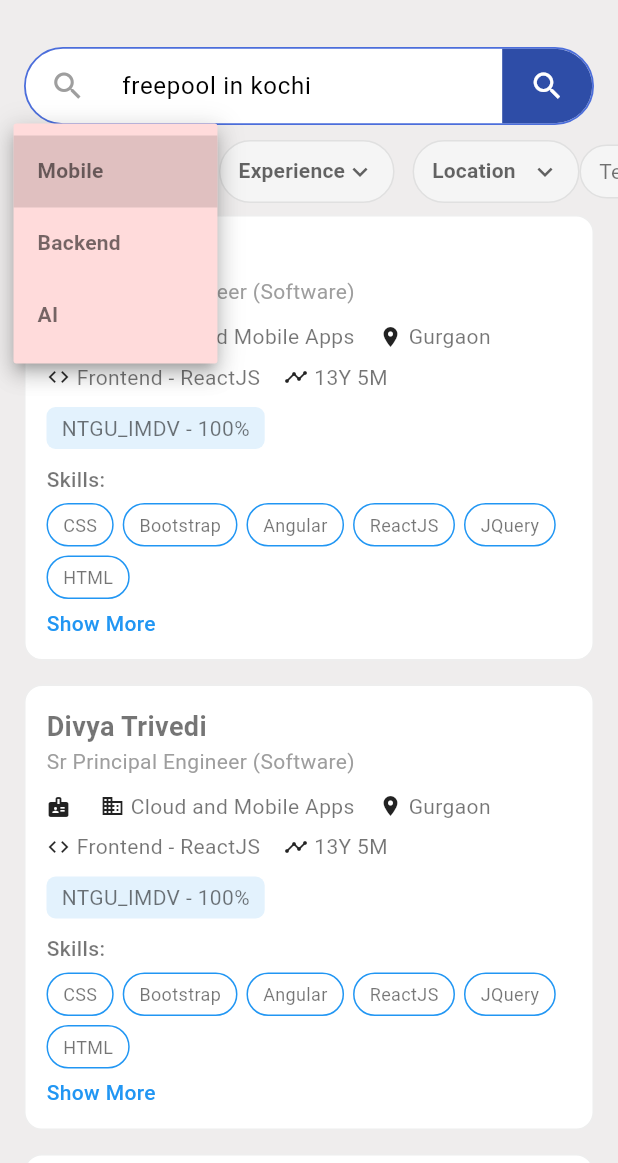
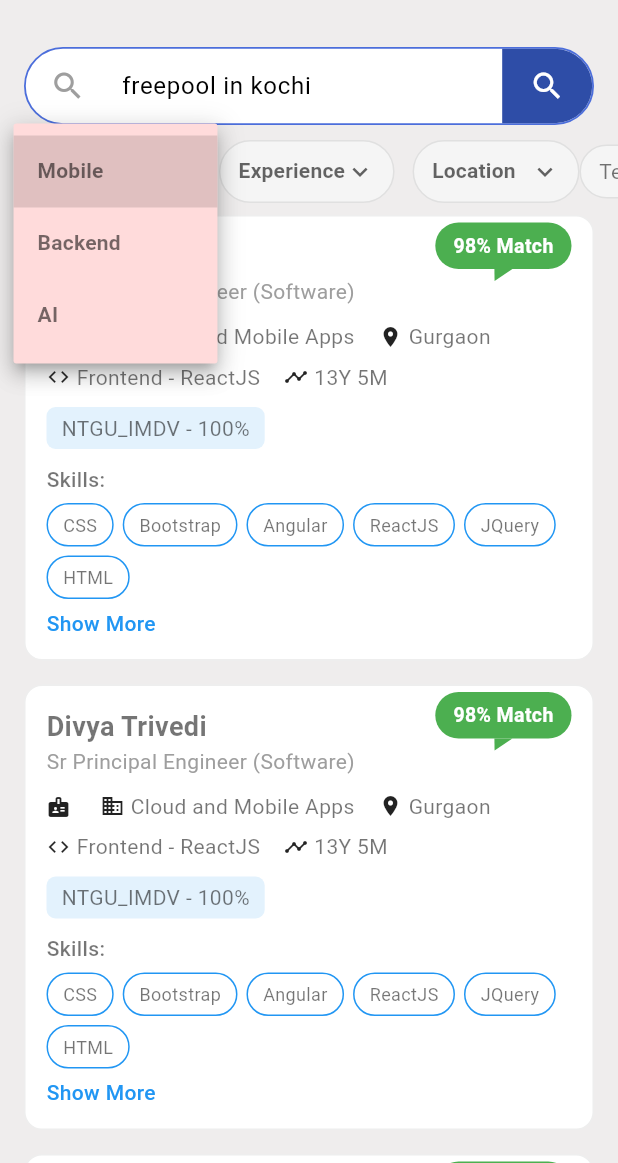
Before and after one commit to rajalekshmir-dev/hrms_roster, a Flutter app: the screen it shows after launch, after a tap on "Department", on a phone screen of 412 x 824 dp, the part 73-1236 px from its top. Run offline on Flutter 3.47's test engine with Material 3 defaults, Android fonts, the phone set to English and light mode, and no system bars; our stand-ins replace bloc.

Commit message:
search ui page

```diff
--- a/lib/core/constant/colors.dart
+++ b/lib/core/constant/colors.dart
@@ -26,6 +26,7 @@ class AppColors {
 
   static const kAssistantBaseStart = Color(0xFFFFF1E6);
   static const kAssistantBaseEnd = Color(0xFFFDD6D6);
+  static const kSkillsMatch = Color(0xFF2E452E);
 
   static const kAssistantGlowPrimary = Color(0x99FFB4B4);
   static const kAssistantGlowSecondary = Color(0x73FFDABE);
--- a/lib/features/search_info/presentation/widgets/EmployeeCard.dart
+++ b/lib/features/search_info/presentation/widgets/EmployeeCard.dart
@@ -2,16 +2,37 @@ import 'package:flutter/material.dart';
 
 import '../../data/models/search_info_model.dart';
 import 'employee_card_expended.dart';
+import 'match_badge.dart';
+import 'match_score_liner_bar.dart';
 
-class EmployeeCard extends StatelessWidget {
+class EmployeeCard extends StatefulWidget {
   final EmployeeModel employee;
 
   const EmployeeCard({super.key, required this.employee});
 
   @override
+  State<EmployeeCard> createState() => _EmployeeCardState();
+}
+
+class _EmployeeCardState extends State<EmployeeCard>
+    with TickerProviderStateMixin {
+  bool expanded = false;
+
+  @override
   Widget build(BuildContext context) {
-    return RepaintBoundary(
-      child: Container(
+    final employee = widget.employee;
+
+    return GestureDetector(
+      onTap: () {
+        setState(() {
+          expanded = !expanded;
+        });
+      },
+
+      child: RepaintBoundary(
+        child: AnimatedContainer(
+          duration: const Duration(milliseconds: 300),
+          curve: Curves.easeInOut,
           margin: const EdgeInsets.symmetric(horizontal: 16, vertical: 8),
           padding: const EdgeInsets.all(14),
           decoration: BoxDecoration(
@@ -19,21 +40,21 @@ class EmployeeCard extends StatelessWidget {
             border: Border.all(color: Colors.grey.shade200),
             color: Colors.white,
           ),
-        child: Column(
+
+          child: Stack(
+            clipBehavior: Clip.none,
+            children: [
+              /// CARD CONTENT
+              Column(
                 crossAxisAlignment: CrossAxisAlignment.start,
                 children: [
-            /// Name + designation
-            Row(
-              mainAxisAlignment: MainAxisAlignment.spaceBetween,
-              children: [
+                  /// Name
                   Text(
                     employee.name,
                     style: const TextStyle(
                       fontSize: 18,
                       fontWeight: FontWeight.bold,
                     ),
-                ),
-              ],
                   ),
 
                   Text(
@@ -49,35 +70,33 @@ class EmployeeCard extends StatelessWidget {
                     runSpacing: 6,
                     children: [
                       _info(Icons.badge, employee.id),
-
                       _info(Icons.business, employee.department),
-
                       _info(Icons.location_on, employee.location),
-
                       _info(Icons.code, employee.techGroup),
-
                       _info(Icons.timeline, employee.totalExp),
                     ],
                   ),
 
                   const SizedBox(height: 10),
 
-            /// Project badge
+                  /// Project
                   Container(
-              padding: const EdgeInsets.symmetric(horizontal: 10, vertical: 4),
+                    padding: const EdgeInsets.symmetric(
+                      horizontal: 10,
+                      vertical: 4,
+                    ),
                     decoration: BoxDecoration(
                       color: Colors.blue.shade50,
                       borderRadius: BorderRadius.circular(6),
                     ),
-              child: Text("${employee.projectName} - ${employee.occupancy}%"),
+                    child: Text(
+                      "${employee.projectName} - ${employee.occupancy}%",
+                    ),
                   ),
 
                   const SizedBox(height: 10),
 
                   /// Skills
-            Column(
-              crossAxisAlignment: CrossAxisAlignment.start,
-              children: [
                   const Text(
                     "Skills:",
                     style: TextStyle(fontWeight: FontWeight.w500),
@@ -86,9 +105,71 @@ class EmployeeCard extends StatelessWidget {
                   const SizedBox(height: 6),
 
                   ExpandableSkills(skills: employee.skills),
+
+                  /// EXPANDED CONTENT
+                  AnimatedSize(
+                    duration: const Duration(milliseconds: 300),
+                    curve: Curves.easeInOut,
+                    child: expanded
+                        ? Column(
+                            crossAxisAlignment: CrossAxisAlignment.start,
+                            children: [
+                              const SizedBox(height: 14),
+
+                              const Divider(),
+
+                              const SizedBox(height: 10),
+
+                              /// Availability
+                              const Text(
+                                "Availability",
+                                style: TextStyle(fontWeight: FontWeight.bold),
+                              ),
+
+                              const SizedBox(height: 8),
+
+                              const MatchScoreBar(
+                                label: "Skill Match",
+                                score: 90,
+                              ),
+
+                              const SizedBox(height: 8),
+
+                              const MatchScoreBar(
+                                label: "Experience Match",
+                                score: 80,
+                              ),
+
+                              const SizedBox(height: 8),
+
+                              const MatchScoreBar(
+                                label: "Availability",
+                                score: 100,
+                              ),
+
+                              const SizedBox(height: 12),
+
+                              const Text(
+                                "Why this match?",
+                                style: TextStyle(fontWeight: FontWeight.bold),
+                              ),
+
+                              const SizedBox(height: 4),
+
+                              const Text(
+                                "This candidate has strong experience in required skills and is fully available.",
+                              ),
+                            ],
+                          )
+                        : const SizedBox(),
+                  ),
                 ],
               ),
+
+              /// MATCH BADGE
+              Positioned(right: 0, top: -10, child: MatchBadge(match: 98)),
             ],
+          ),
         ),
       ),
     );
--- /dev/null
+++ b/lib/features/search_info/presentation/widgets/match_badge.dart
@@ -0,0 +1,56 @@
+import 'package:flutter/material.dart';
+
+class MatchBadge extends StatelessWidget {
+  final int match;
+
+  const MatchBadge({super.key, required this.match});
+
+  @override
+  Widget build(BuildContext context) {
+    return Column(
+      mainAxisSize: MainAxisSize.min,
+      children: [
+        /// Main Badge
+        Container(
+          padding: const EdgeInsets.symmetric(horizontal: 12, vertical: 6),
+          decoration: BoxDecoration(
+            color: Colors.green,
+            borderRadius: BorderRadius.circular(20),
+          ),
+          child: Text(
+            "$match% Match",
+            style: const TextStyle(
+              color: Colors.white,
+              fontWeight: FontWeight.bold,
+              fontSize: 13,
+            ),
+          ),
+        ),
+
+        /// Pointer triangle
+        CustomPaint(size: const Size(12, 8), painter: _TrianglePainter()),
+      ],
+    );
+  }
+}
+
+class _TrianglePainter extends CustomPainter {
+  @override
+  void paint(Canvas canvas, Size size) {
+    final paint = Paint()
+      ..color = Colors.green
+      ..style = PaintingStyle.fill;
+
+    final path = Path();
+
+    path.moveTo(0, 0);
+    path.lineTo(size.width, 0);
+    path.lineTo(size.width / 100, size.height);
+    path.close();
+
+    canvas.drawPath(path, paint);
+  }
+
+  @override
+  bool shouldRepaint(CustomPainter oldDelegate) => false;
+}
--- /dev/null
+++ b/lib/features/search_info/presentation/widgets/match_score_liner_bar.dart
@@ -0,0 +1,41 @@
+import 'package:flutter/material.dart';
+
+class MatchScoreBar extends StatelessWidget {
+  final String label;
+  final int score;
+
+  const MatchScoreBar({super.key, required this.label, required this.score});
+
+  @override
+  Widget build(BuildContext context) {
+    return Column(
+      crossAxisAlignment: CrossAxisAlignment.start,
+      children: [
+        /// Title + percentage
+        Row(
+          mainAxisAlignment: MainAxisAlignment.spaceBetween,
+          children: [
+            Text(label, style: const TextStyle(fontWeight: FontWeight.w500)),
+            Text(
+              "$score%",
+              style: const TextStyle(fontWeight: FontWeight.w500),
+            ),
+          ],
+        ),
+
+        const SizedBox(height: 6),
+
+        /// Progress Bar
+        ClipRRect(
+          borderRadius: BorderRadius.circular(6),
+          child: LinearProgressIndicator(
+            value: score / 100,
+            minHeight: 8,
+            backgroundColor: Colors.grey.shade200,
+            valueColor: const AlwaysStoppedAnimation<Color>(Colors.green),
+          ),
+        ),
+      ],
+    );
+  }
+}
```
Lines whose indentation alone changed are shown as unchanged.
